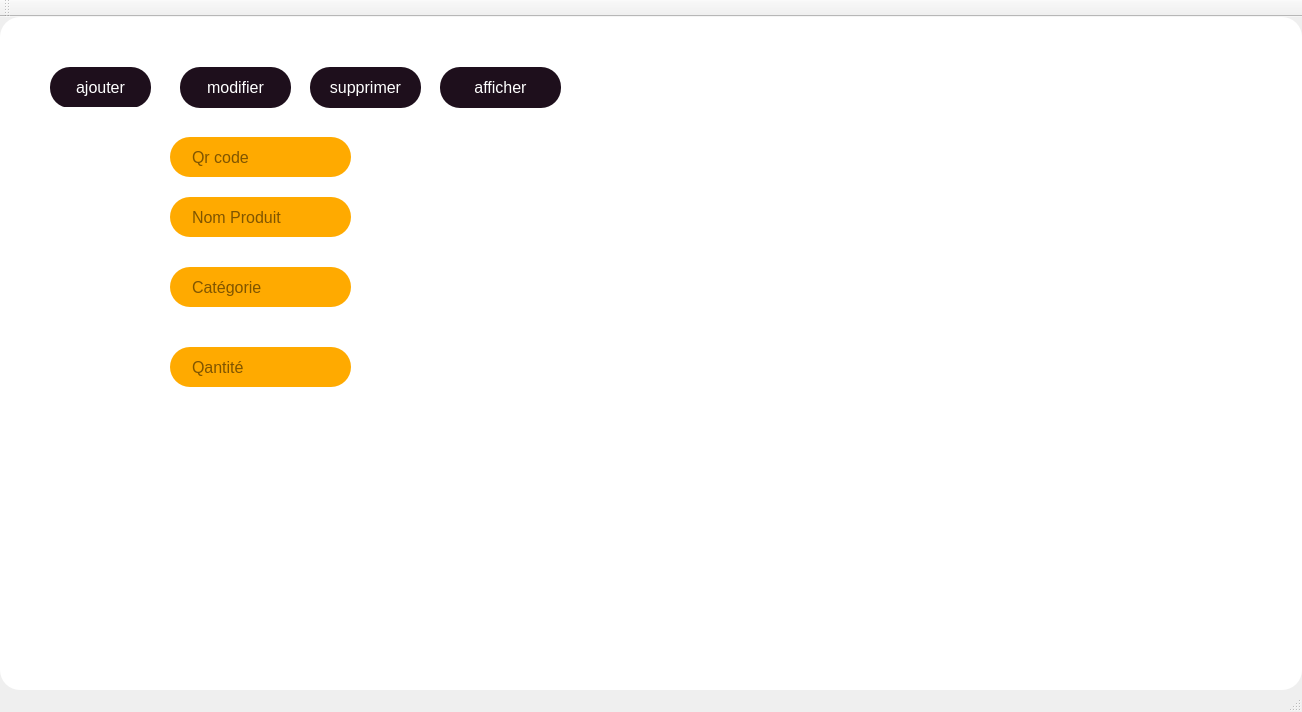
Esprit-UP-Algo/projetcpp-2a39-smart-product-delivery, file gsproduit/mainwindow.ui: the form before one commit.
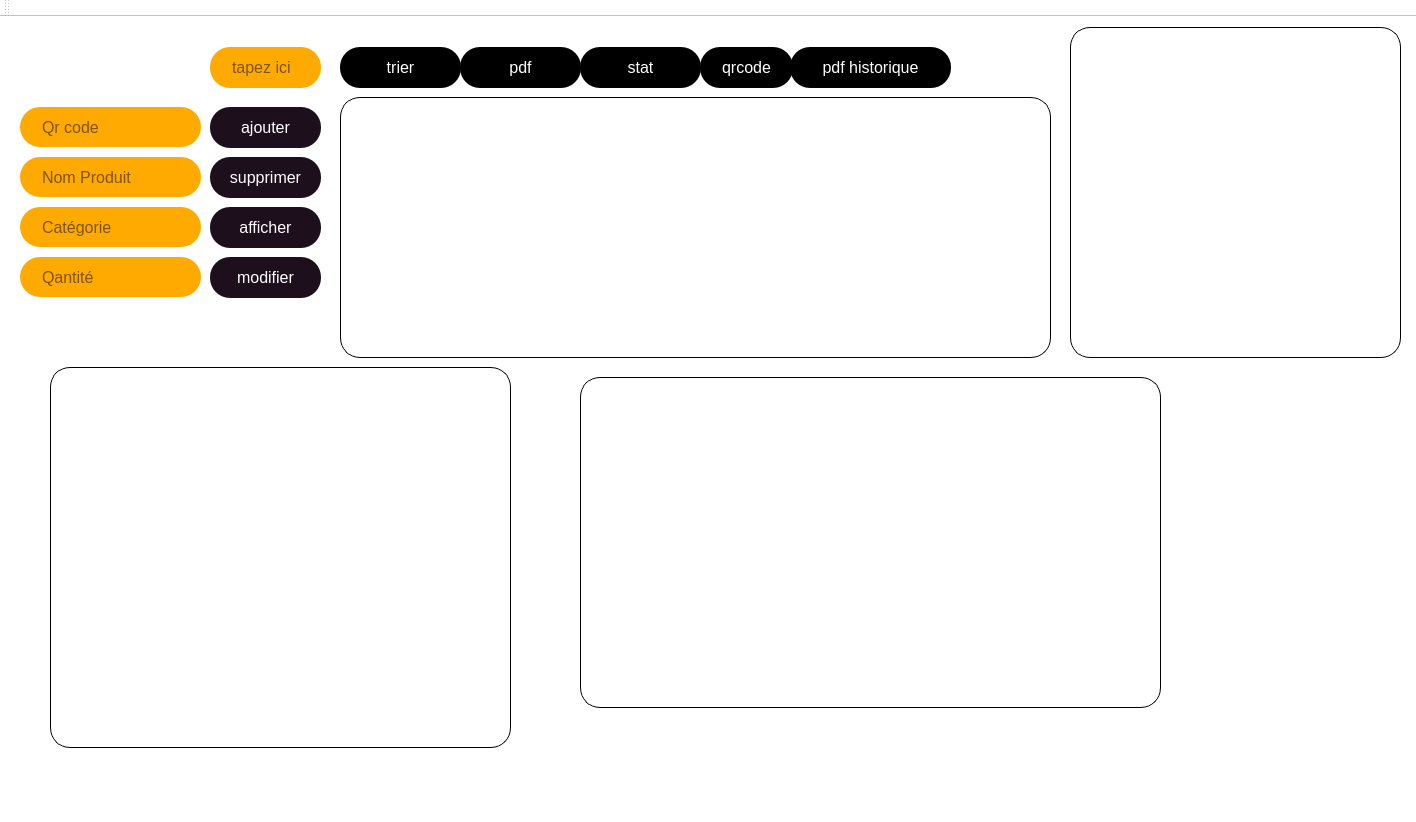
The form after the commit. Icons and pictures are not drawn.

The edit to the form file:
```diff
--- a/gsproduit/mainwindow.ui
+++ b/gsproduit/mainwindow.ui
@@ -6,13 +6,17 @@
    <rect>
     <x>0</x>
     <y>0</y>
-    <width>1302</width>
-    <height>712</height>
+    <width>1416</width>
+    <height>822</height>
    </rect>
   </property>
   <property name="windowTitle">
    <string>MainWindow</string>
   </property>
+  <property name="styleSheet">
+   <string notr="true">
+background-color: rgb(255, 255, 255);</string>
+  </property>
   <widget class="QWidget" name="centralwidget">
    <property name="styleSheet">
     <string notr="true">/*QWdget#widget{
@@ -37,10 +41,10 @@
    <widget class="QWidget" name="widget" native="true">
     <property name="geometry">
      <rect>
-      <x>30</x>
-      <y>10</y>
-      <width>581</width>
-      <height>391</height>
+      <x>0</x>
+      <y>0</y>
+      <width>1421</width>
+      <height>751</height>
      </rect>
     </property>
     <property name="styleSheet">
@@ -62,8 +66,8 @@
     <widget class="QPushButton" name="supprimer">
      <property name="geometry">
       <rect>
-       <x>280</x>
-       <y>40</y>
+       <x>210</x>
+       <y>140</y>
        <width>111</width>
        <height>41</height>
       </rect>
@@ -82,9 +86,9 @@
     <widget class="QPushButton" name="afficher">
      <property name="geometry">
       <rect>
-       <x>410</x>
-       <y>40</y>
-       <width>121</width>
+       <x>210</x>
+       <y>190</y>
+       <width>111</width>
        <height>41</height>
       </rect>
      </property>
@@ -102,8 +106,8 @@
     <widget class="QPushButton" name="modifier">
      <property name="geometry">
       <rect>
-       <x>150</x>
-       <y>40</y>
+       <x>210</x>
+       <y>240</y>
        <width>111</width>
        <height>41</height>
       </rect>
@@ -122,9 +126,9 @@
     <widget class="QPushButton" name="ajouter">
      <property name="geometry">
       <rect>
-       <x>20</x>
-       <y>40</y>
-       <width>101</width>
+       <x>210</x>
+       <y>90</y>
+       <width>111</width>
        <height>41</height>
       </rect>
      </property>
@@ -139,56 +143,225 @@
       <string>ajouter</string>
      </property>
     </widget>
-    <widget class="QLabel" name="label_3">
+    <widget class="QPushButton" name="trier">
      <property name="geometry">
       <rect>
-       <x>-20</x>
+       <x>340</x>
+       <y>30</y>
+       <width>121</width>
+       <height>41</height>
+      </rect>
+     </property>
+     <property name="styleSheet">
+      <string notr="true">QPushButton{
+	background-color: rgb(0, 0, 0);
+
+  text-align: center;
+  color: white;}</string>
+     </property>
+     <property name="text">
+      <string>trier</string>
+     </property>
+    </widget>
+    <widget class="QPushButton" name="pdf">
+     <property name="geometry">
+      <rect>
+       <x>460</x>
+       <y>30</y>
+       <width>121</width>
+       <height>41</height>
+      </rect>
+     </property>
+     <property name="styleSheet">
+      <string notr="true">QPushButton{
+	background-color: rgb(0, 0, 0);
+
+  text-align: center;
+  color: white;}</string>
+     </property>
+     <property name="text">
+      <string>pdf</string>
+     </property>
+    </widget>
+    <widget class="QLineEdit" name="rechercher">
+     <property name="geometry">
+      <rect>
+       <x>210</x>
+       <y>30</y>
+       <width>111</width>
+       <height>41</height>
+      </rect>
+     </property>
+     <property name="styleSheet">
+      <string notr="true">QLineEdit{
+background-color:rgb(255, 170, 0);
+}
+</string>
+     </property>
+     <property name="placeholderText">
+      <string>tapez ici</string>
+     </property>
+    </widget>
+    <widget class="QTableView" name="affiche_tab">
+     <property name="geometry">
+      <rect>
+       <x>340</x>
        <y>80</y>
-       <width>171</width>
-       <height>141</height>
+       <width>711</width>
+       <height>261</height>
       </rect>
      </property>
+     <property name="styleSheet">
+      <string notr="true">QTableView {
+    background-color: transparent;
+    border: #000000;
+    selection-background-color: #000000;
+    selection-color: white;
+    color: #000000;
+    border: 1px solid #000000;
+}
+
+QHeaderView::section {
+    background-color: transparent;
+    color: #000000;
+    padding: 4px;
+    border: none;
+    border: 1px solid #000000;
+}
+
+QTableView::item:selected {
+    background-color: #000000;
+    color: white;
+}</string>
+     </property>
+     <property name="frameShape">
+      <enum>QFrame::WinPanel</enum>
+     </property>
+     <property name="frameShadow">
+      <enum>QFrame::Plain</enum>
+     </property>
+    </widget>
+    <widget class="QPushButton" name="stat">
+     <property name="geometry">
+      <rect>
+       <x>580</x>
+       <y>30</y>
+       <width>121</width>
+       <height>41</height>
+      </rect>
+     </property>
+     <property name="styleSheet">
+      <string notr="true">QPushButton{
+	background-color: rgb(0, 0, 0);
+
+  text-align: center;
+  color: white;}</string>
+     </property>
      <property name="text">
+      <string>stat</string>
+     </property>
+    </widget>
+    <widget class="QLabel" name="qr_code">
+     <property name="geometry">
+      <rect>
+       <x>1070</x>
+       <y>10</y>
+       <width>331</width>
+       <height>331</height>
+      </rect>
+     </property>
+     <property name="styleSheet">
+      <string notr="true">QLabel {
+    background-color: transparent;
+    border: #000000;
+    selection-background-color: #000000;
+    selection-color: white;
+    color: #000000;
+    border: 1px solid #000000;
+}
+
+</string>
+     </property>
+     <property name="text">
       <string/>
      </property>
-     <property name="pixmap">
-      <pixmap>../../Pictures/Screenshots/Capture d'écran 2023-10-22 183108.png</pixmap>
+    </widget>
+    <widget class="QPushButton" name="qrcode_2">
+     <property name="geometry">
+      <rect>
+       <x>700</x>
+       <y>30</y>
+       <width>93</width>
+       <height>41</height>
+      </rect>
      </property>
-     <property name="scaledContents">
-      <bool>true</bool>
+     <property name="styleSheet">
+      <string notr="true">QPushButton{
+	background-color: rgb(0, 0, 0);
+
+  text-align: center;
+  color: white;}</string>
      </property>
+     <property name="text">
+      <string>qrcode</string>
+     </property>
     </widget>
     <widget class="QLabel" name="label">
      <property name="geometry">
       <rect>
-       <x>320</x>
-       <y>110</y>
-       <width>241</width>
-       <height>271</height>
+       <x>50</x>
+       <y>350</y>
+       <width>461</width>
+       <height>381</height>
       </rect>
      </property>
+     <property name="styleSheet">
+      <string notr="true">QLabel {
+    background-color: transparent;
+    border: #000000;
+    selection-background-color: #000000;
+    selection-color: white;
+    color: #000000;
+    border: 1px solid #000000;
+}</string>
+     </property>
      <property name="text">
       <string/>
      </property>
-     <property name="pixmap">
-      <pixmap>../../Pictures/Screenshots/Capture d'écran 2023-10-22 181805.png</pixmap>
+    </widget>
+    <widget class="QLineEdit" name="categorie">
+     <property name="geometry">
+      <rect>
+       <x>20</x>
+       <y>190</y>
+       <width>181</width>
+       <height>40</height>
+      </rect>
      </property>
-     <property name="scaledContents">
-      <bool>true</bool>
+     <property name="styleSheet">
+      <string notr="true">QLineEdit{
+background-color:rgb(255, 170, 0);
+}
+</string>
      </property>
-    </widget>
+     <property name="text">
+      <string/>
+     </property>
+     <property name="placeholderText">
+      <string>Catégorie</string>
+     </property>
    </widget>
    <widget class="QLineEdit" name="qrcode">
     <property name="geometry">
      <rect>
-      <x>170</x>
-      <y>120</y>
+       <x>20</x>
+       <y>90</y>
       <width>181</width>
       <height>40</height>
      </rect>
     </property>
     <property name="styleSheet">
-     <string notr="true">QLineEdit#qrcode{
+      <string notr="true">QLineEdit{
 background-color:rgb(255, 170, 0);
 }
 </string>
@@ -209,15 +382,17 @@
    <widget class="QLineEdit" name="quantite">
     <property name="geometry">
      <rect>
-      <x>170</x>
-      <y>330</y>
+       <x>20</x>
+       <y>240</y>
       <width>181</width>
       <height>40</height>
      </rect>
     </property>
     <property name="styleSheet">
-     <string notr="true">QLineEdit#quantite{
-background-color:rgb(255, 170, 0);}
+      <string notr="true">QLineEdit{
+background-color:rgb(255, 170, 0);
+}
+
 </string>
     </property>
     <property name="text">
@@ -230,15 +405,16 @@
    <widget class="QLineEdit" name="nom">
     <property name="geometry">
      <rect>
-      <x>170</x>
-      <y>180</y>
+       <x>20</x>
+       <y>140</y>
       <width>181</width>
       <height>40</height>
      </rect>
     </property>
     <property name="styleSheet">
-     <string notr="true">QLineEdit#nom{
-background-color:rgb(255, 170, 0);}
+      <string notr="true">QLineEdit{
+background-color:rgb(255, 170, 0);
+}
 </string>
     </property>
     <property name="inputMask">
@@ -251,38 +427,37 @@
      <string>Nom Produit</string>
     </property>
    </widget>
-   <widget class="QLineEdit" name="categorie">
+    <widget class="QTableView" name="historique_view">
     <property name="geometry">
      <rect>
-      <x>170</x>
-      <y>250</y>
-      <width>181</width>
-      <height>40</height>
+       <x>580</x>
+       <y>360</y>
+       <width>581</width>
+       <height>331</height>
      </rect>
     </property>
     <property name="styleSheet">
-     <string notr="true">QLineEdit#categorie{
-background-color:rgb(255, 170, 0);}
-</string>
-    </property>
-    <property name="text">
-     <string/>
-    </property>
-    <property name="placeholderText">
-     <string>Catégorie</string>
-    </property>
-   </widget>
-   <widget class="QTableView" name="affiche_tab">
-    <property name="geometry">
-     <rect>
-      <x>620</x>
-      <y>90</y>
-      <width>591</width>
-      <height>241</height>
-     </rect>
-    </property>
-    <property name="styleSheet">
-     <string notr="true"/>
+      <string notr="true">QTableView {
+    background-color: transparent;
+    border: #000000;
+    selection-background-color: #000000;
+    selection-color: white;
+    color: #000000;
+    border: 1px solid #000000;
+}
+
+QHeaderView::section {
+    background-color: transparent;
+    color: #000000;
+    padding: 4px;
+    border: none;
+    border: 1px solid #000000;
+}
+
+QTableView::item:selected {
+    background-color: #000000;
+    color: white;
+}</string>
     </property>
     <property name="frameShape">
      <enum>QFrame::WinPanel</enum>
@@ -291,12 +466,27 @@
      <enum>QFrame::Plain</enum>
     </property>
    </widget>
-   <zorder>affiche_tab</zorder>
-   <zorder>widget</zorder>
-   <zorder>quantite</zorder>
-   <zorder>nom</zorder>
-   <zorder>categorie</zorder>
-   <zorder>qrcode</zorder>
+    <widget class="QPushButton" name="pdf_2">
+     <property name="geometry">
+      <rect>
+       <x>790</x>
+       <y>30</y>
+       <width>161</width>
+       <height>41</height>
+      </rect>
+     </property>
+     <property name="styleSheet">
+      <string notr="true">QPushButton{
+	background-color: rgb(0, 0, 0);
+
+  text-align: center;
+  color: white;}</string>
+     </property>
+     <property name="text">
+      <string>pdf historique</string>
+     </property>
+    </widget>
+   </widget>
   </widget>
   <widget class="QMenuBar" name="menubar">
    <property name="geometry">
```
Left out of the diff: 4 changed lines with no effect on the pictures. Lines whose indentation alone changed are shown as unchanged.
